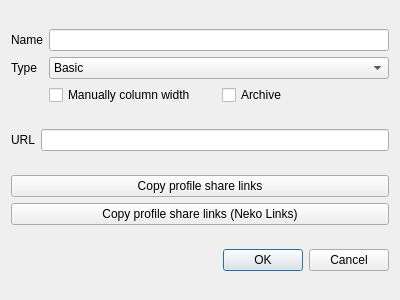
This is ui/edit/dialog_edit_group.ui in MatsuriDayo/nekoray as Qt 5 draws it before an edit. The edited form follows.
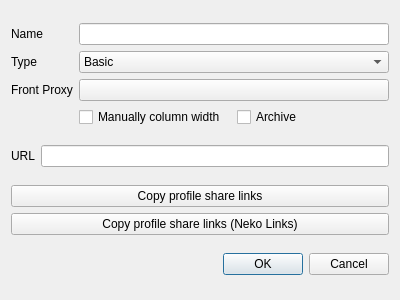
This is the edited form. Custom widgets are drawn as their Qt base class.

Commit message: feat: front proxy for group

```diff
--- a/ui/edit/dialog_edit_group.ui
+++ b/ui/edit/dialog_edit_group.ui
@@ -84,6 +84,20 @@
         </item>
        </widget>
       </item>
+      <item row="2" column="1">
+       <widget class="QPushButton" name="front_proxy">
+        <property name="text">
+         <string notr="true"/>
+        </property>
+       </widget>
+      </item>
+      <item row="2" column="0">
+       <widget class="QLabel" name="front_proxy_l">
+        <property name="text">
+         <string>Front Proxy</string>
+        </property>
+       </widget>
+      </item>
      </layout>
     </widget>
    </item>
```
Left out of the diff: 16 changed lines with no effect on the pictures. The commit also changes 10 other files.
